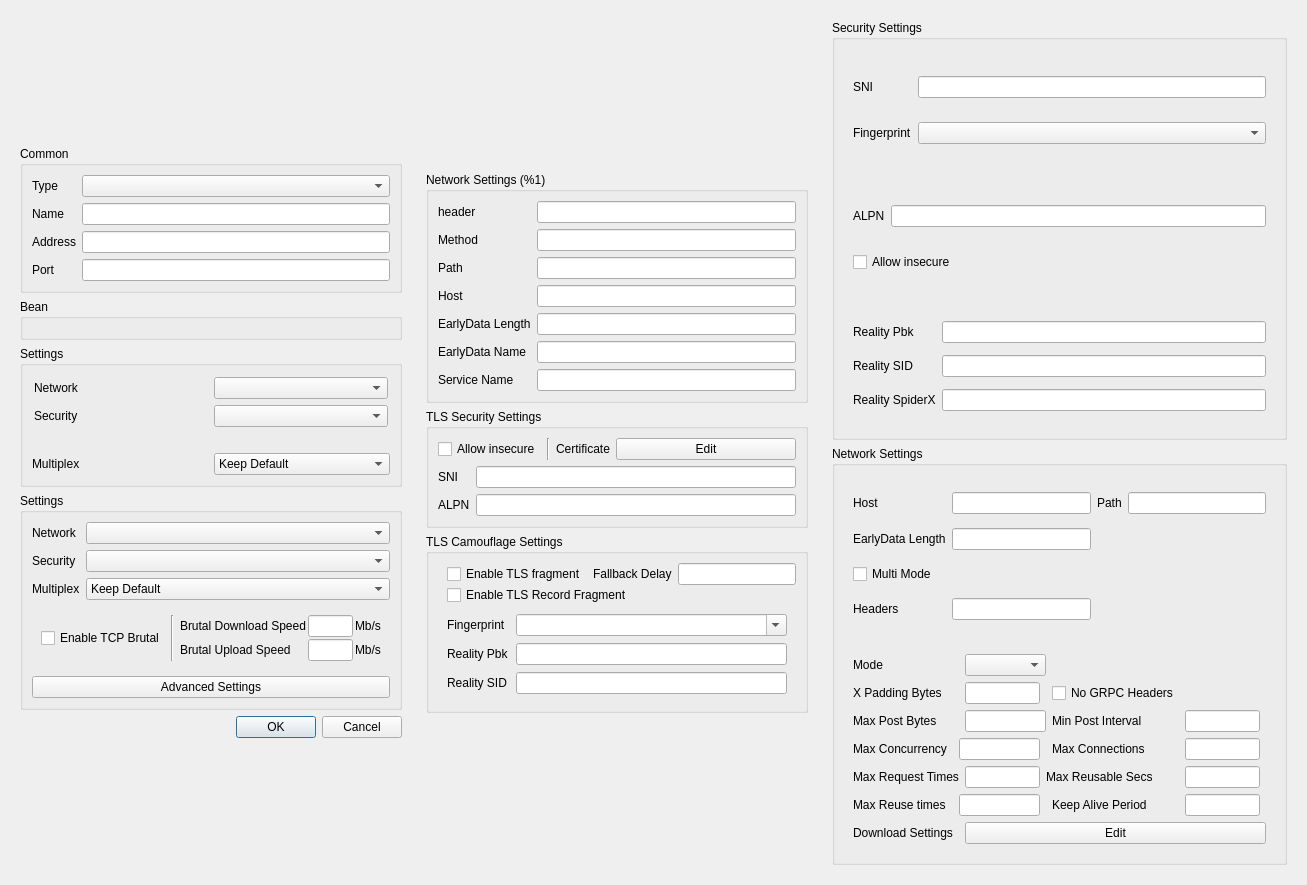
shengmo0210/Throne, file include/ui/profile/dialog_edit_profile.ui: the form before one commit.
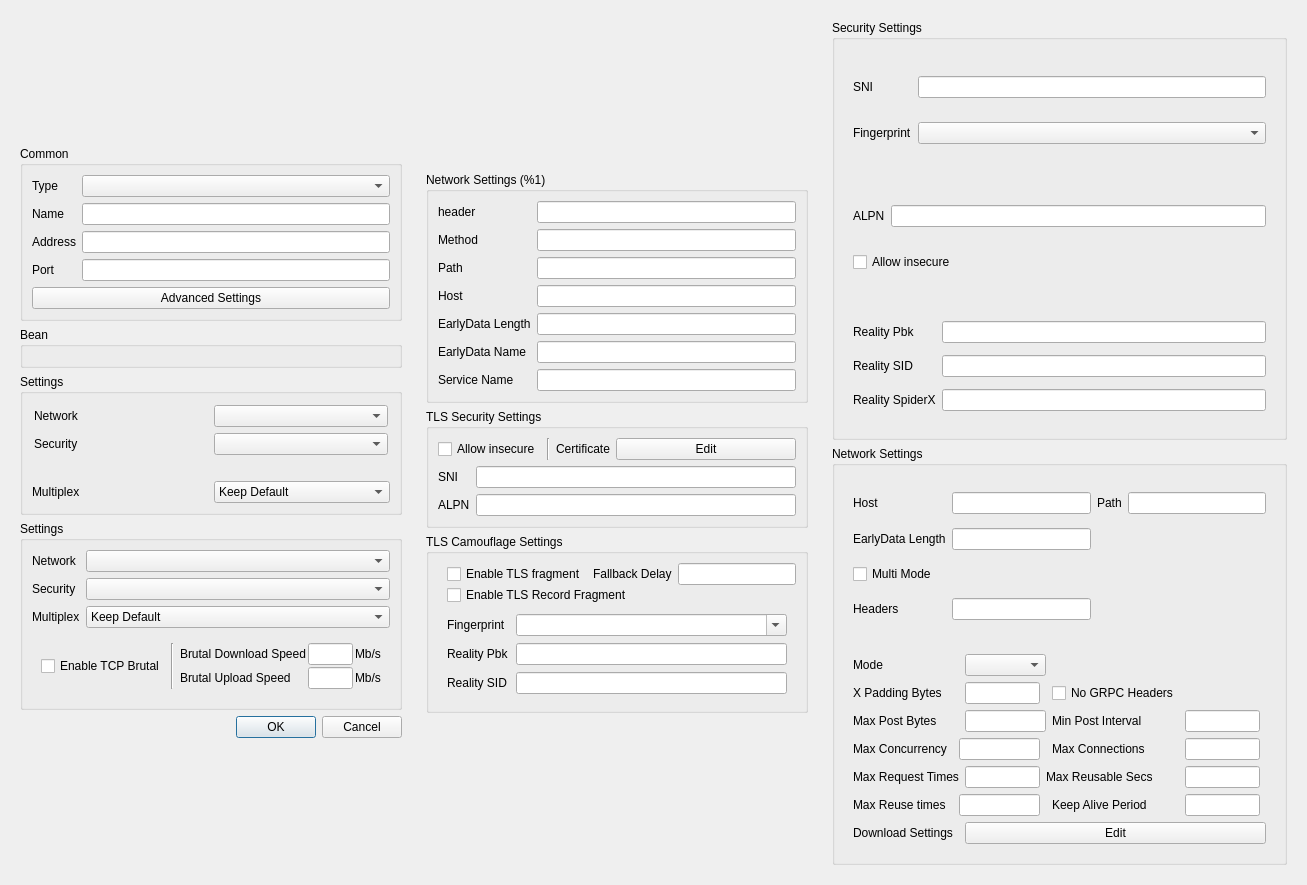
The form after the commit. Custom widgets are drawn as their Qt base class.

Commit message: add direct outbound type and move Advanced button to Common section

```diff
--- a/include/ui/profile/dialog_edit_profile.ui
+++ b/include/ui/profile/dialog_edit_profile.ui
@@ -100,6 +100,13 @@
            </item>
           </layout>
          </item>
+         <item>
+          <widget class="QPushButton" name="advanced_button">
+           <property name="text">
+            <string>Advanced Settings</string>
+           </property>
+          </widget>
+         </item>
         </layout>
        </widget>
       </item>
@@ -423,13 +430,6 @@
            </layout>
           </widget>
          </item>
-         <item>
-          <widget class="QPushButton" name="advanced_button">
-           <property name="text">
-            <string>Advanced Settings</string>
-           </property>
-          </widget>
-         </item>
         </layout>
        </widget>
       </item>
```
The commit also changes 11 other files.
